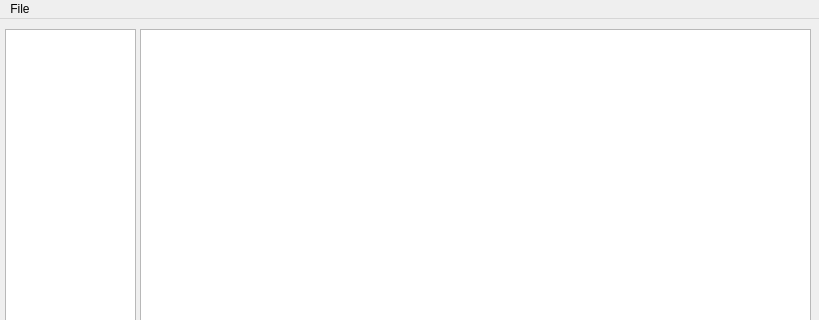
Above: ui/code.ui from RedEnder666/RickRoll_IDE before the change; both pictures show x 0 to 819 and y 0 to 320 of the 819 by 617 pixel window. Below: the same form after it.
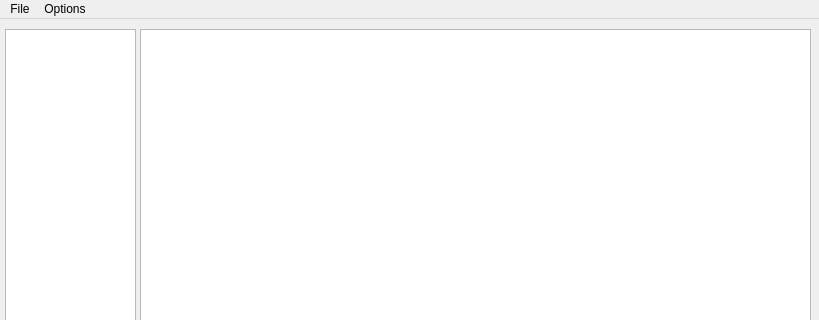
That is the form after the change. Icons and pictures are not drawn.

```diff
--- a/ui/code.ui
+++ b/ui/code.ui
@@ -85,7 +85,14 @@
     <addaction name="actionOpen"/>
     <addaction name="actionOpen_recent"/>
    </widget>
+   <widget class="QMenu" name="menuOptions">
+    <property name="title">
+     <string>Options</string>
+    </property>
+    <addaction name="actionThemes"/>
+   </widget>
    <addaction name="menuFile"/>
+   <addaction name="menuOptions"/>
   </widget>
   <action name="actionNew">
    <property name="text">
```
Left out of the diff: 7 changed lines with no effect on the pictures.
